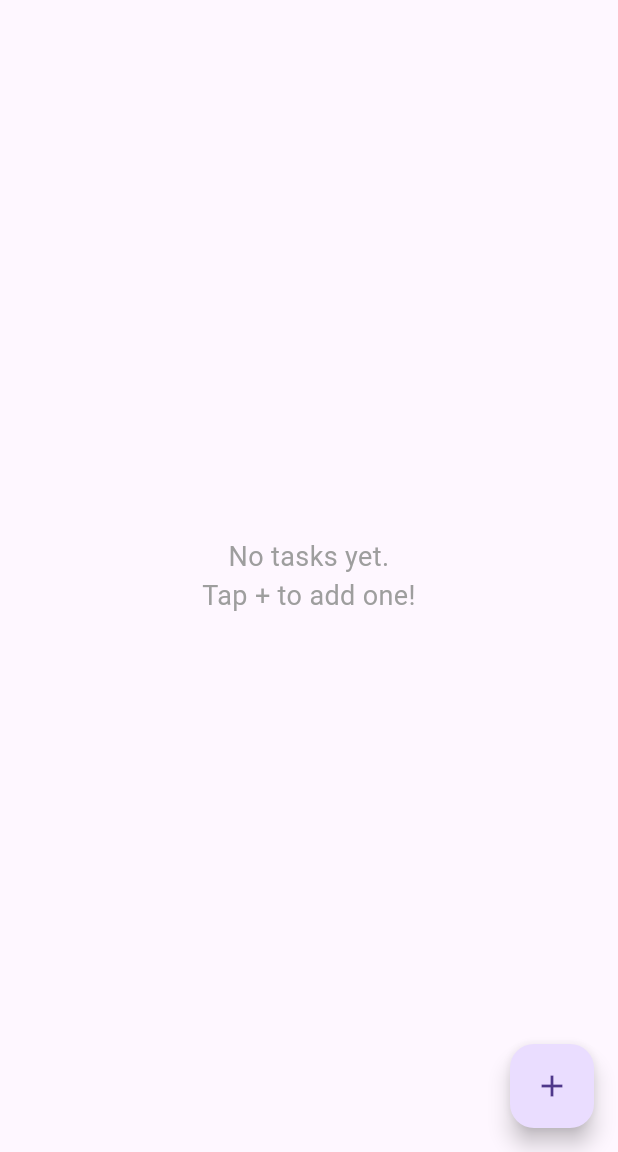
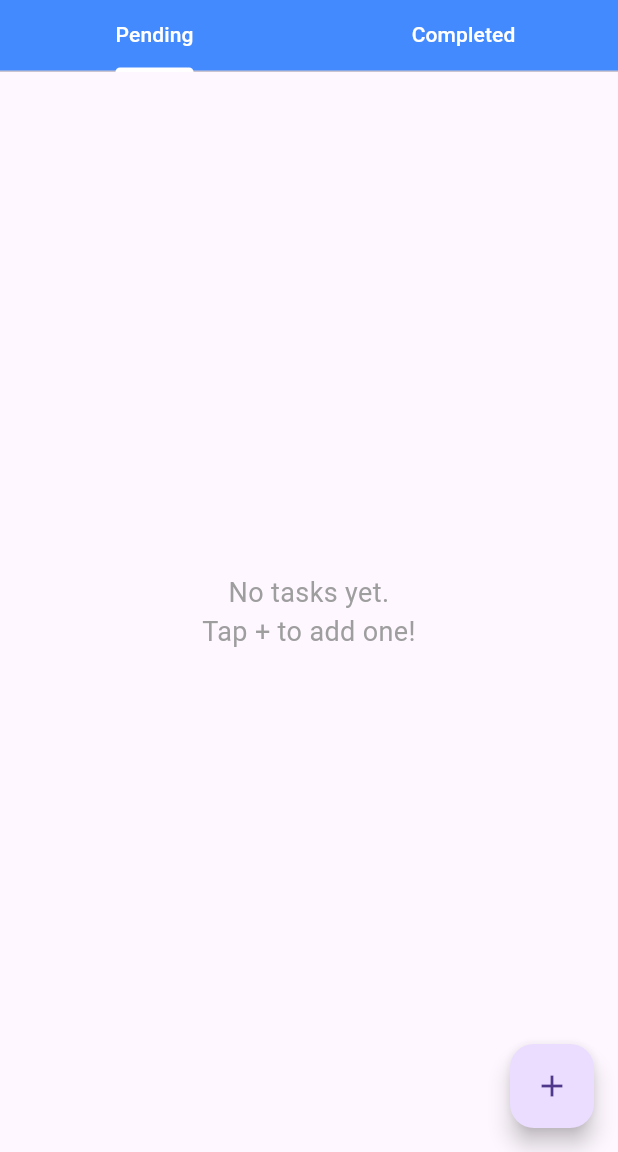
Before and after one commit to elic01/todo_app, a Flutter app: the screen it shows after launch, on a phone screen of 412 x 824 dp, the part 84-1236 px from its top. Run offline on Flutter 3.47's test engine with Material 3 defaults, Android fonts, the phone set to English and light mode, and no system bars; our stand-ins replace bloc, equatable, flutter_bloc, get_storage, go_router.

Commit message:
tab for completed tasks

```diff
--- a/lib/screens/todo_screen.dart
+++ b/lib/screens/todo_screen.dart
@@ -5,6 +5,7 @@ import '../blocs/task_bloc.dart';
 import '../blocs/task_event.dart';
 import '../blocs/task_state.dart';
 import '../constants.dart';
+import '../models/task.dart';
 import '../widgets/task_dialog.dart';
 
 class TodoScreen extends StatelessWidget {
@@ -22,12 +23,23 @@ class TodoScreen extends StatelessWidget {
 
   @override
   Widget build(BuildContext context) {
-    return Scaffold(
+    return DefaultTabController(
+      length: 2,
+      child: Scaffold(
         appBar: AppBar(
           title: const Text(myTasksTitle),
           centerTitle: true,
           backgroundColor: primaryAccentColor,
           foregroundColor: primaryTextColor,
+          bottom: const TabBar(
+            tabs: [
+              Tab(text: 'Pending'),
+              Tab(text: 'Completed'),
+            ],
+            labelColor: primaryTextColor,
+            unselectedLabelColor: primaryTextColor,
+            indicatorColor: primaryTextColor,
+          ),
         ),
         body: BlocBuilder<TaskBloc, TaskState>(
           builder: (context, state) {
@@ -38,21 +50,47 @@ class TodoScreen extends StatelessWidget {
               return const Center(child: Text('Failed to load tasks'));
             }
             if (state is TaskLoadSuccess) {
-            if (state.tasks.isEmpty) {
-              return const Center(
+              final pendingTasks = state.tasks.where((task) => !task.isDone).toList();
+              final completedTasks = state.tasks.where((task) => task.isDone).toList();
+
+              return TabBarView(
+                children: [
+                  _buildTaskList(context, pendingTasks, isPending: true),
+                  _buildTaskList(context, completedTasks, isPending: false),
+                ],
+              );
+            }
+            return const Center(child: Text('Something went wrong!'));
+          },
+        ),
+        floatingActionButton: FloatingActionButton(
+          onPressed: () => _showTaskDialog(context),
+          child: const Icon(Icons.add),
+        ),
+      ),
+    );
+  }
+
+  Widget _buildTaskList(BuildContext context, List<Task> tasks, {required bool isPending}) {
+    if (tasks.isEmpty) {
+      return Center(
         child: Text(
-                  noTasksYet,
+          isPending ? noTasksYet : 'No completed tasks yet.',
           textAlign: TextAlign.center,
-                  style: TextStyle(fontSize: 18, color: hintTextColor),
+          style: const TextStyle(fontSize: 18, color: hintTextColor),
         ),
       );
     }
 
     return ListView.builder(
-              itemCount: state.tasks.length,
+      itemCount: tasks.length,
       padding: const EdgeInsets.all(8),
       itemBuilder: (context, index) {
-                final task = state.tasks[index];
+        final task = tasks[index];
+        // Find the original index of the task in the main list
+        final originalIndex = (context.read<TaskBloc>().state as TaskLoadSuccess)
+            .tasks
+            .indexOf(task);
 
         return Card(
           elevation: 2,
@@ -61,7 +99,7 @@ class TodoScreen extends StatelessWidget {
             leading: Checkbox(
               value: task.isDone,
               onChanged: (val) =>
-                          context.read<TaskBloc>().add(ToggleTask(index)),
+                  context.read<TaskBloc>().add(ToggleTask(originalIndex)),
             ),
             title: Text(
               task.title,
@@ -79,14 +117,14 @@ class TodoScreen extends StatelessWidget {
                   icon: const Icon(Icons.edit, color: primaryColor),
                   onPressed: () => _showTaskDialog(
                     context,
-                            index: index,
+                    index: originalIndex,
                     currentTitle: task.title,
                   ),
                 ),
                 IconButton(
                   icon: const Icon(Icons.delete, color: errorColor),
                   onPressed: () =>
-                              context.read<TaskBloc>().add(DeleteTask(index)),
+                      context.read<TaskBloc>().add(DeleteTask(originalIndex)),
                 ),
               ],
             ),
@@ -95,13 +133,4 @@ class TodoScreen extends StatelessWidget {
       },
     );
   }
-          return const Center(child: Text('Something went wrong!'));
-        },
-      ),
-      floatingActionButton: FloatingActionButton(
-        onPressed: () => _showTaskDialog(context),
-        child: const Icon(Icons.add),
-      ),
-    );
 }
-}
```
Also changed, not shown: pubspec.lock. Lines whose indentation alone changed are shown as unchanged.
